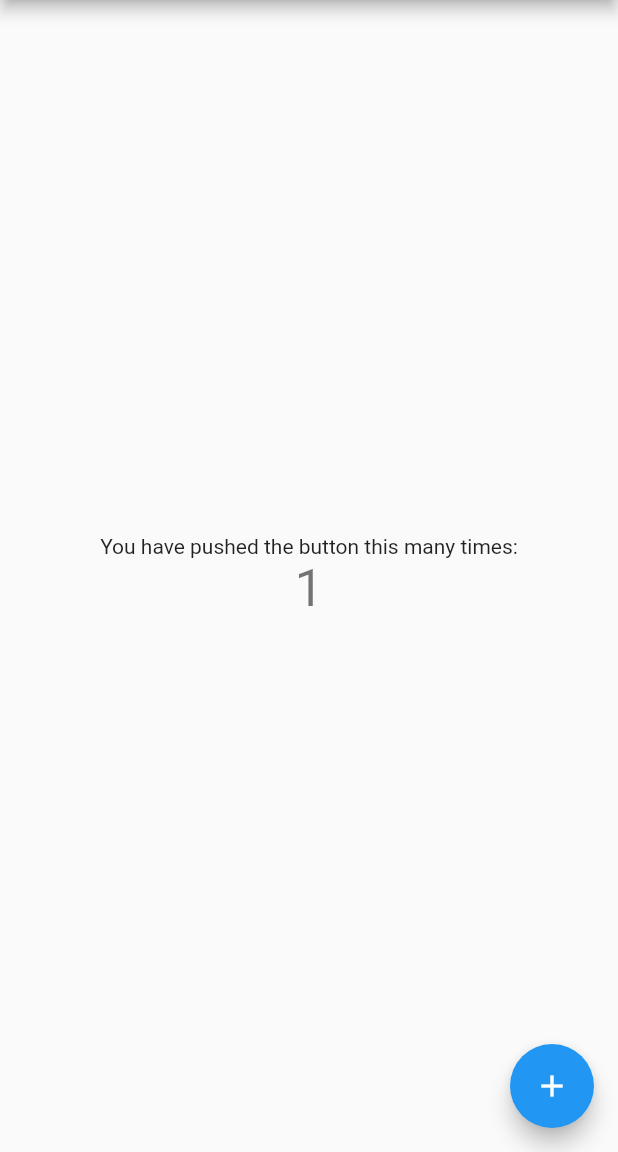
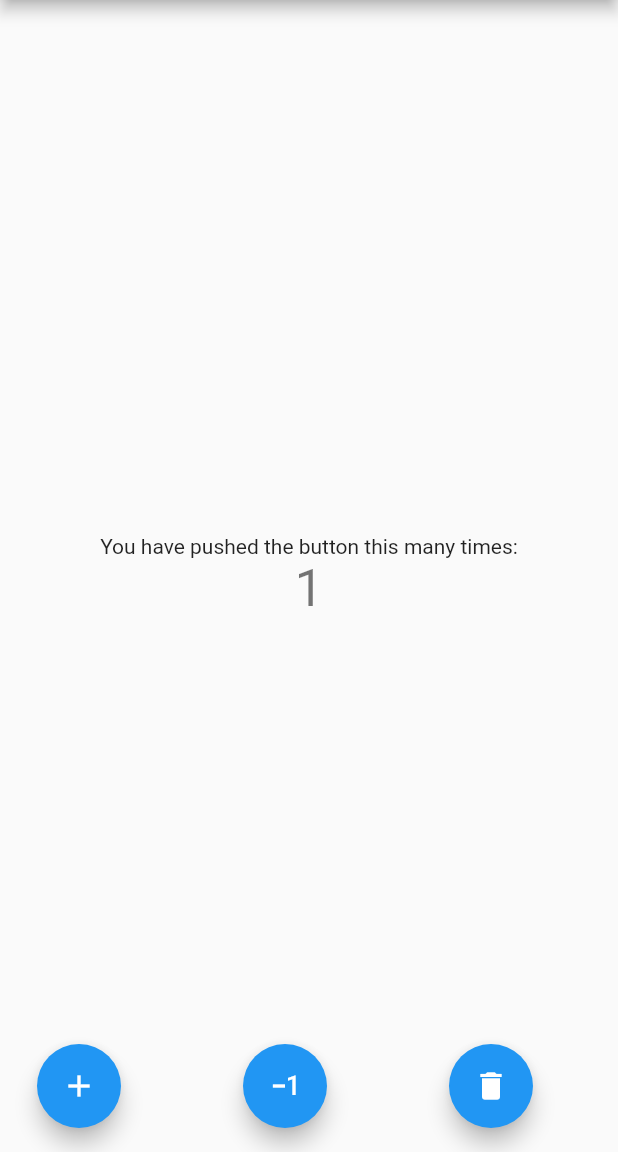
Before and after one commit to bishtmanish739/counter_app, a Flutter app: the screen it shows after launch, after a tap on the "add" icon, on a phone screen of 412 x 824 dp, the part 84-1236 px from its top. Run offline on Flutter 3.47's test engine with Material 2 defaults, Android fonts, the phone set to English and light mode, and no system bars.

```diff
--- a/lib/counter_bloc.dart
+++ b/lib/counter_bloc.dart
@@ -1,11 +1,34 @@
 import 'dart:async';
 
+enum CounterAction { Inrement, Decrement, Reset }
+
 class CounterBloc {
+  int counter = 0;
   final _stateStreamController = StreamController<int>();
   StreamSink<int> get counterSink => _stateStreamController.sink;
   Stream<int> get conterStream => _stateStreamController.stream;
+  final _eventstateStreamController = StreamController<CounterAction>();
+  //final _eventStreamController = StreamController<int>();
+  StreamSink<CounterAction> get eventSink => _eventstateStreamController.sink;
+  Stream<CounterAction> get eventStream => _eventstateStreamController.stream;
+  CounterBloc() {
+    counter = 0;
+    eventStream.listen((event) {
+      if (event == CounterAction.Inrement) {
+        counter++;
+      } else if (event == CounterAction.Decrement) {
+        counter--;
+      } else if (event == CounterAction.Reset) {
+        counter = 0;
+      } else {
+        counter = 0;
+      }
+      counterSink.add(counter);
+    });
+  }
 
   void dispose() {
     _stateStreamController.close();
+    _eventstateStreamController.close();
   }
 }
--- a/lib/main.dart
+++ b/lib/main.dart
@@ -47,19 +47,7 @@ class MyHomePage extends StatefulWidget {
 }
 
 class _MyHomePageState extends State<MyHomePage> {
-  int _counter = 0;
   final counterBloc = CounterBloc();
-
-  void _incrementCounter() {
-    setState(() {
-      // This call to setState tells the Flutter framework that something has
-      // changed in this State, which causes it to rerun the build method below
-      // so that the display can reflect the updated values. If we changed
-      // _counter without calling setState(), then the build method would not be
-      // called again, and so nothing would appear to happen.
-      _counter++;
-    });
-  }
 
   @override
   Widget build(BuildContext context) {
@@ -98,24 +86,43 @@ class _MyHomePageState extends State<MyHomePage> {
             Text(
               'You have pushed the button this many times:',
             ),
-            StreamBuilder<Object>(
+            StreamBuilder(
                 stream: counterBloc.conterStream,
+                initialData: 0,
                 builder: (context, snapshot) {
                   return Text(
-                    '$_counter',
+                    '${snapshot.data}',
                     style: Theme.of(context).textTheme.headline4,
                   );
                 }),
           ],
         ),
       ),
-      floatingActionButton: FloatingActionButton(
-        onPressed: () {
-          _counter++;
-          counterBloc.counterSink.add(_counter);
-        },
-        tooltip: 'Increment',
-        child: Icon(Icons.add),
+      floatingActionButton: Row(
+        mainAxisAlignment: MainAxisAlignment.spaceAround,
+        children: [
+          FloatingActionButton(
+            onPressed: () {
+              counterBloc.eventSink.add(CounterAction.Inrement);
+            },
+            tooltip: 'Increment',
+            child: Icon(Icons.add),
+          ),
+          FloatingActionButton(
+            onPressed: () {
+              counterBloc.eventSink.add(CounterAction.Decrement);
+            },
+            tooltip: 'Decrement',
+            child: Icon(Icons.exposure_minus_1),
+          ),
+          FloatingActionButton(
+            onPressed: () {
+              counterBloc.eventSink.add(CounterAction.Reset);
+            },
+            tooltip: 'Decrement',
+            child: Icon(Icons.delete),
+          )
+        ],
       ), // This trailing comma makes auto-formatting nicer for build methods.
     );
   }
```
